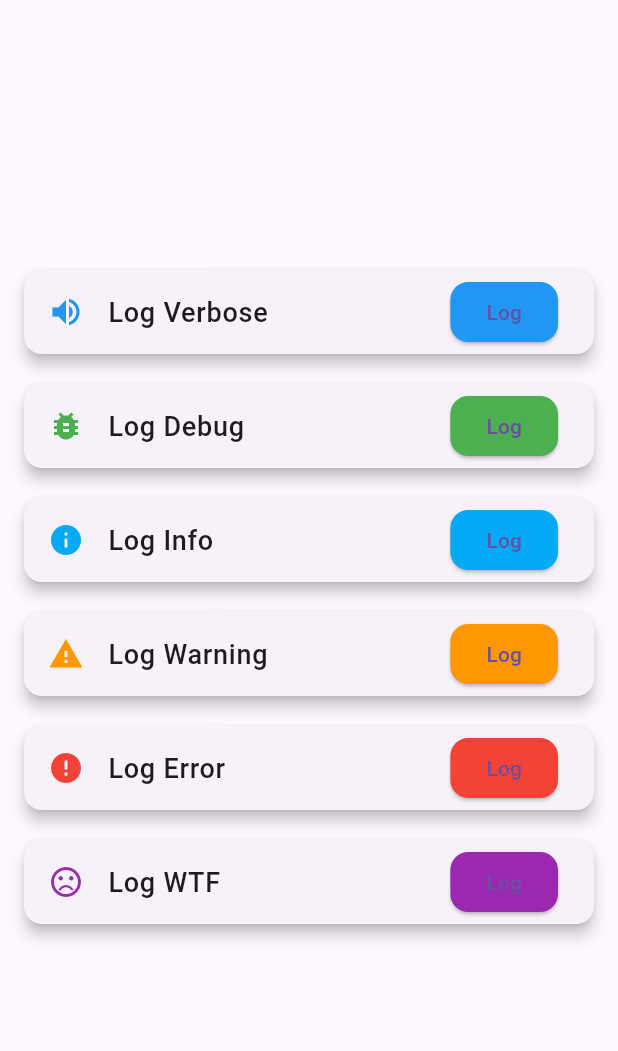
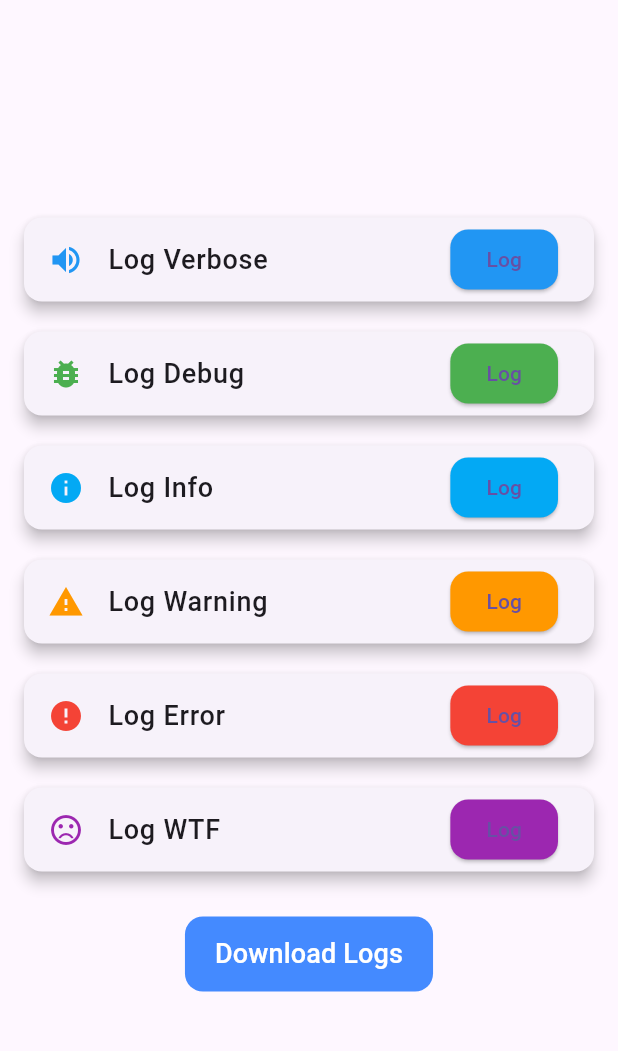
Before and after one commit to RensithUdara/flutter_log_example, a Flutter app: the screen it shows after launch, on a phone screen of 412 x 824 dp, the part 63-1114 px from its top. Run offline on Flutter 3.47's test engine with Material 3 defaults, Android fonts, the phone set to English and light mode, and no system bars; our stand-ins replace device_info_plus, logger, package_info_plus, permission_handler.

```diff
--- a/lib/main.dart
+++ b/lib/main.dart
@@ -1,6 +1,7 @@
 import 'package:flutter/material.dart';
 import 'package:logger/logger.dart';
 import 'package:testapp/data/rotationgfile_output.dart';
+import 'package:testapp/user_log.dart';
 
 void main() {
   WidgetsFlutterBinding.ensureInitialized();
@@ -34,7 +35,7 @@ class MyApp extends StatelessWidget {
   @override
   Widget build(BuildContext context) {
     return MaterialApp(
-      title: 'Logger Example',
+      title: 'User Log Example',
       theme: ThemeData(
         primarySwatch: Colors.blue,
       ),
@@ -71,6 +72,12 @@ class MyHomePage extends StatelessWidget {
 
   void _logWtf() {
     logger.wtf('This is a WTF log message');
+  }
+
+  // Method to handle download action
+  void _downloadLogs() {
+    logger.i('Download button clicked: Logs will be downloaded.');
+    // Implement your download logic here
   }
 
   @override
@@ -127,6 +134,39 @@ class MyHomePage extends StatelessWidget {
               color: Colors.purple,
               onPressed: _logWtf,
             ),
+            const SizedBox(height: 20),
+            // Download TextButton
+            TextButton(
+              onPressed: () {
+                // Placeholder for download logic
+                _downloadLogs();
+
+                // Navigate to the UserLogScreen to show the user logs
+                Navigator.push(
+                  context,
+                  MaterialPageRoute(
+                    builder: (context) => const UserLogScreen(),
+                  ),
+                );
+              },
+              style: TextButton.styleFrom(
+                backgroundColor:
+                    Colors.blueAccent, // Give it a color for better visibility
+                padding:
+                    const EdgeInsets.symmetric(vertical: 12, horizontal: 20),
+                shape: RoundedRectangleBorder(
+                  borderRadius: BorderRadius.circular(12),
+                ),
+              ),
+              child: const Text(
+                'Download Logs',
+                style: TextStyle(
+                  fontSize: 18,
+                  color: Colors
+                      .white, // Make the text color white to contrast the background
+                ),
+              ),
+            ),
           ],
         ),
       ),
```
Also changed, not shown: lib/user_log.dart (+19 -15 lines), 1 other file.
